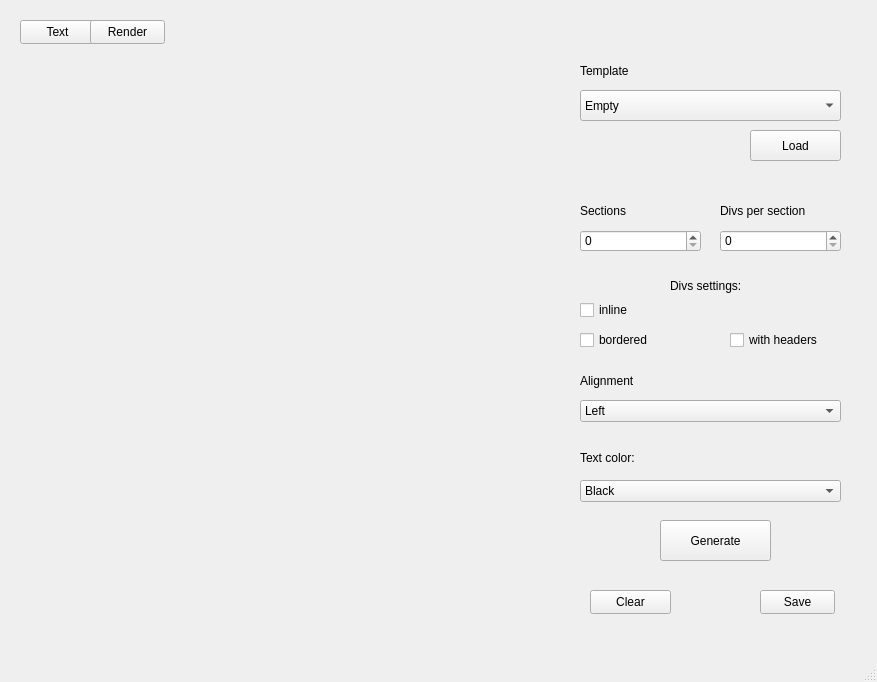
Qt form designed_ui/designed_interface.ui (AlekseyKhaleev/HTML-generator) before a commit.
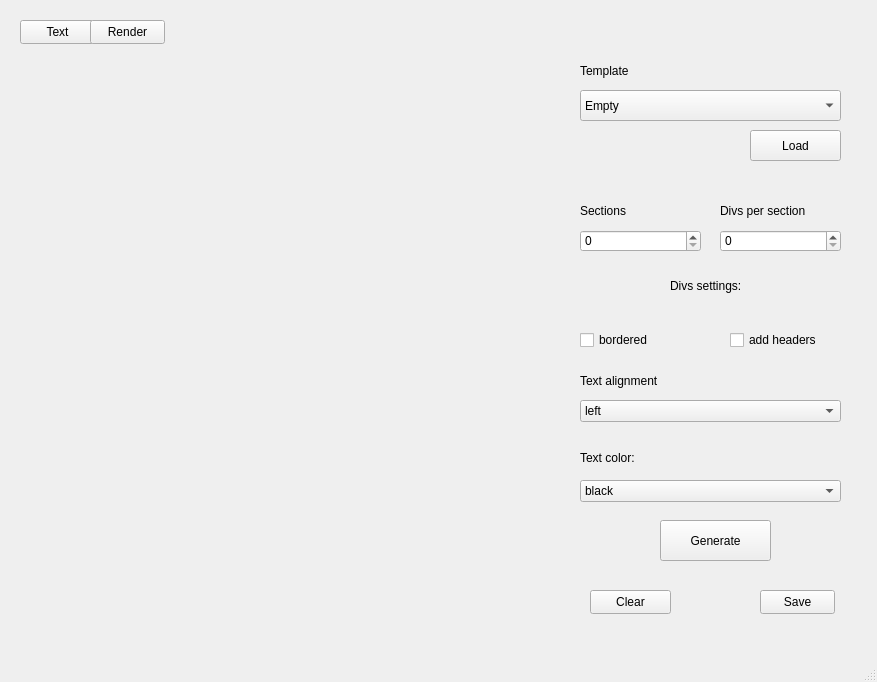
The same form after that commit.

Commit message: logic for ui features done

```diff
--- a/designed_ui/designed_interface.ui
+++ b/designed_ui/designed_interface.ui
@@ -164,19 +164,6 @@
      <string>Clear</string>
     </property>
    </widget>
-   <widget class="QCheckBox" name="inline_check">
-    <property name="geometry">
-     <rect>
-      <x>580</x>
-      <y>300</y>
-      <width>91</width>
-      <height>20</height>
-     </rect>
-    </property>
-    <property name="text">
-     <string>inline</string>
-    </property>
-   </widget>
    <widget class="QPushButton" name="load_btn">
     <property name="geometry">
      <rect>
@@ -230,7 +217,7 @@
     </property>
     <item>
      <property name="text">
-      <string>Left</string>
+      <string>left</string>
      </property>
     </item>
     <item>
@@ -254,7 +241,7 @@
      </rect>
     </property>
     <property name="text">
-     <string>Alignment</string>
+     <string>Text alignment</string>
     </property>
    </widget>
    <widget class="QComboBox" name="text_color_spin">
@@ -271,7 +258,7 @@
     </property>
     <item>
      <property name="text">
-      <string>Black</string>
+      <string>black</string>
      </property>
     </item>
     <item>
@@ -328,7 +315,7 @@
      </rect>
     </property>
     <property name="text">
-     <string>with headers</string>
+     <string>add headers</string>
     </property>
    </widget>
   </widget>
```
Left out of the diff: 12 changed lines with no effect on the pictures. The commit also changes 3 other files.
